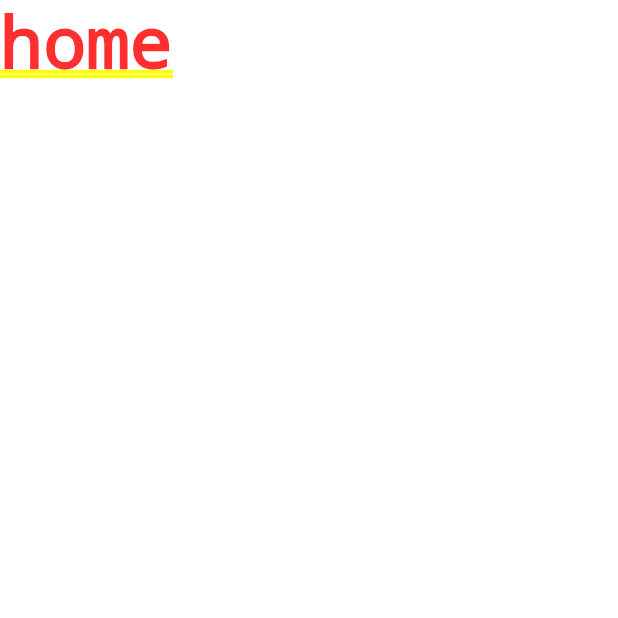
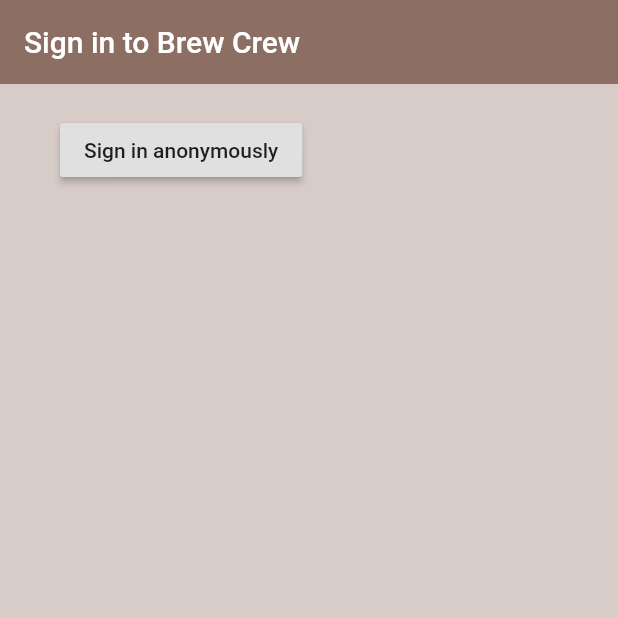
Before and after one commit to aacfahim/flutter_firebase, a Flutter app: the screen it shows after launch, on a phone screen of 412 x 824 dp, the top half of it. Run offline on Flutter 3.47's test engine with Material 2 defaults, Android fonts, the phone set to English and light mode, and no system bars; our stand-ins replace firebase_auth; accounts and stored records are empty.

Commit message:
Sign in Page

```diff
--- a/lib/screens/authenticate/authenticate.dart
+++ b/lib/screens/authenticate/authenticate.dart
@@ -1,3 +1,4 @@
+import 'package:brew_crew/screens/authenticate/sign_in.dart';
 import 'package:flutter/material.dart';
 
 class Authenticate extends StatefulWidget {
@@ -9,7 +10,7 @@ class _AuthenticateState extends State<Authenticate> {
   @override
   Widget build(BuildContext context) {
     return Container(
-      child: Text('authenticate'),
+      child: SignIn(),
     );
   }
 }
--- /dev/null
+++ b/lib/screens/authenticate/sign_in.dart
@@ -0,0 +1,38 @@
+import 'package:brew_crew/services/auth.dart';
+import 'package:flutter/material.dart';
+
+class SignIn extends StatefulWidget {
+  @override
+  _SignInState createState() => _SignInState();
+}
+
+class _SignInState extends State<SignIn> {
+  final AuthService _auth = AuthService();
+
+  @override
+  Widget build(BuildContext context) {
+    return Scaffold(
+      backgroundColor: Colors.brown[100],
+      appBar: AppBar(
+        backgroundColor: Colors.brown[400],
+        elevation: 0.0,
+        title: Text('Sign in to Brew Crew'),
+      ),
+      body: Container(
+        padding: EdgeInsets.symmetric(vertical: 20.0, horizontal: 40),
+        child: RaisedButton(
+          child: Text('Sign in anonymously'),
+          onPressed: () async {
+            dynamic result = await _auth.signInAnon();
+            if (result == null) {
+              print('error signing in');
+            } else {
+              print('signed in');
+              print(result);
+            }
+          },
+        ),
+      ),
+    );
+  }
+}
--- a/lib/screens/wrapper.dart
+++ b/lib/screens/wrapper.dart
@@ -1,3 +1,4 @@
+import 'package:brew_crew/screens/authenticate/authenticate.dart';
 import 'package:brew_crew/screens/home/home.dart';
 import 'package:flutter/material.dart';
 
@@ -5,6 +6,6 @@ class Wrapper extends StatelessWidget {
   @override
   Widget build(BuildContext context) {
     // return either Home or Authenticate widget
-    return Home();
+    return Authenticate();
   }
 }
```
Also changed, not shown: 2 other files.
